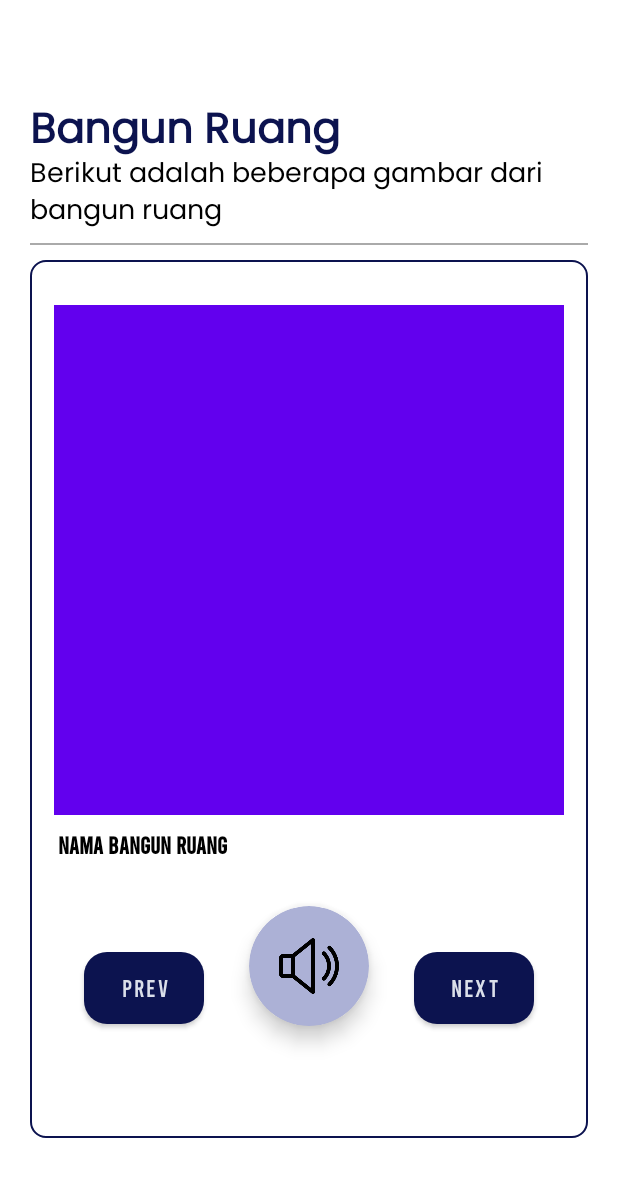
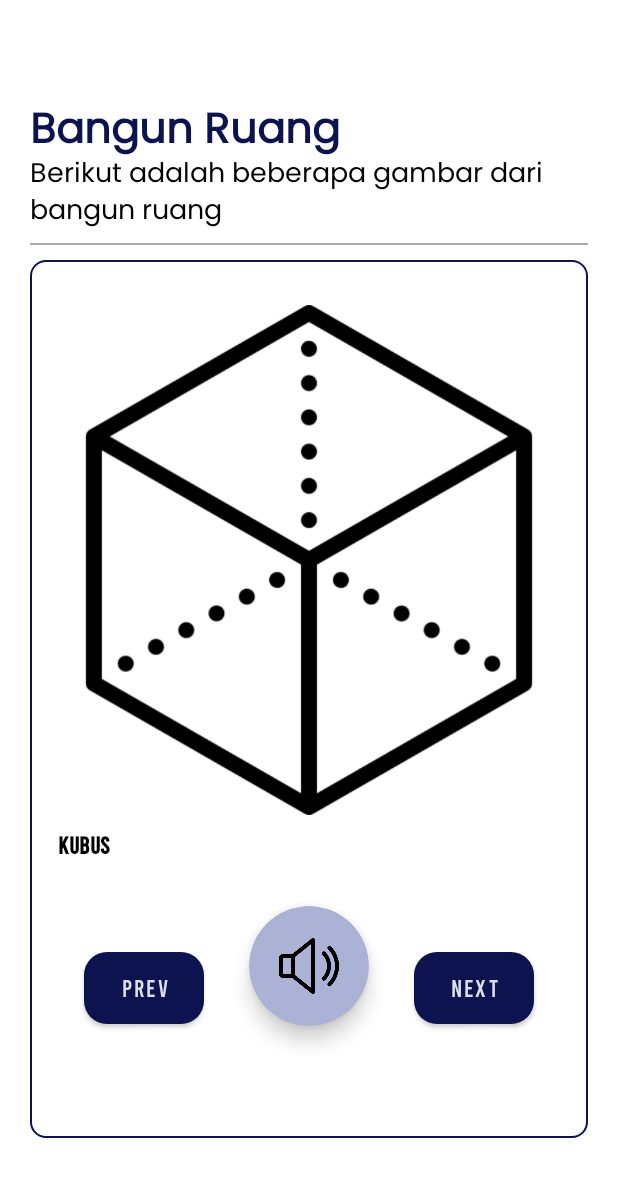
Before and after one commit to Masdikaa/aplikasi-pembelajaran-tunanetra, an Android app: the GeometryActivity screen opened directly, with no data from a screen before it, on a phone screen of 412 x 824 dp. Shown: the top 1177 px of the screen. Run offline under Robolectric (Android 15) with nearby library versions, the light colour scheme and no system bars.

Commit message:
Finishing menu geometry

```diff
--- a/app/src/main/java/com/himawan/pembelajarantunanetra/GeometryActivity.kt
+++ b/app/src/main/java/com/himawan/pembelajarantunanetra/GeometryActivity.kt
@@ -1,18 +1,79 @@
 package com.himawan.pembelajarantunanetra
 
 import android.os.Bundle
+import android.util.Log
 import androidx.appcompat.app.AppCompatActivity
+import androidx.core.content.ContextCompat
 import com.himawan.pembelajarantunanetra.databinding.ActivityGeometryBinding
 
 class GeometryActivity : AppCompatActivity() {
 
     private lateinit var binding: ActivityGeometryBinding
+
+    //Variable bangun ruang
+    private lateinit var listNamaBangunRuang: Array<String>
+    private lateinit var listImageBangunRuang: Array<Int>
     override fun onCreate(savedInstanceState: Bundle?) {
         super.onCreate(savedInstanceState)
+        window.statusBarColor =
+            ContextCompat.getColor(this, R.color.white) //Set StatusBar Color
         binding = ActivityGeometryBinding.inflate(layoutInflater)
         setContentView(binding.root)
 
+        // Inisiasi data bangun ruang
+        dataInitialize()
+        var i = 0;
 
+        //Initiate 1st layout
+        binding.imageBangunRuang.setImageResource(listImageBangunRuang[i])
+        binding.tvNamaBangunRuang.text = listNamaBangunRuang[i]
+
+        binding.btnNext.setOnClickListener {
+            i++
+            if (i > 5) {
+                i = 0
+            } else if (i < 0) {
+                i = 5
+            }
+            Log.d("Index", i.toString())
+            binding.imageBangunRuang.setImageResource(listImageBangunRuang[i])
+            binding.tvNamaBangunRuang.text = listNamaBangunRuang[i]
+        }
+
+        binding.btnBack.setOnClickListener {
+            i--
+            if (i > 5) {
+                i = 0
+            } else if (i < 0) {
+                i = 5
+            }
+            Log.d("Index", i.toString())
+            binding.imageBangunRuang.setImageResource(listImageBangunRuang[i])
+            binding.tvNamaBangunRuang.text = listNamaBangunRuang[i]
+        }
 
     }
+
+    private fun dataInitialize() {
+        listNamaBangunRuang = arrayOf(
+            getString(R.string.bangun_ruang_1),
+            getString(R.string.bangun_ruang_2),
+            getString(R.string.bangun_ruang_3),
+            getString(R.string.bangun_ruang_4),
+            getString(R.string.bangun_ruang_5),
+            getString(R.string.bangun_ruang_6),
+            getString(R.string.bangun_ruang_7)
+        )
+
+        listImageBangunRuang = arrayOf(
+            R.drawable.cube,
+            R.drawable.cuboid,
+            R.drawable.pyramid,
+            R.drawable.triangular,
+            R.drawable.sphere,
+            R.drawable.cone,
+            R.drawable.cylinder
+        )
+    }
+
 }
--- a/app/src/main/java/com/himawan/pembelajarantunanetra/OrgansActivity.kt
+++ b/app/src/main/java/com/himawan/pembelajarantunanetra/OrgansActivity.kt
@@ -3,6 +3,7 @@ package com.himawan.pembelajarantunanetra
 import android.os.Bundle
 import android.util.Log
 import androidx.appcompat.app.AppCompatActivity
+import androidx.core.content.ContextCompat
 import com.himawan.pembelajarantunanetra.databinding.ActivityOrgansBinding
 
 class OrgansActivity : AppCompatActivity() {
@@ -15,6 +16,8 @@ class OrgansActivity : AppCompatActivity() {
 
     override fun onCreate(savedInstanceState: Bundle?) {
         super.onCreate(savedInstanceState)
+        window.statusBarColor =
+            ContextCompat.getColor(this, R.color.white) //Set StatusBar Color
         binding = ActivityOrgansBinding.inflate(layoutInflater)
         setContentView(binding.root)
 
--- a/app/src/main/res/values/strings.xml
+++ b/app/src/main/res/values/strings.xml
@@ -17,4 +17,14 @@
     <string name="organ5">Tangan</string>
     <string name="organ6">Kaki</string>
 
+    <!--    List Nama Bangun Ruang-->
+    <string name="bangun_ruang_1">Kubus</string>
+    <string name="bangun_ruang_2">Balok</string>
+    <string name="bangun_ruang_3">Limas</string>
+    <string name="bangun_ruang_4">Prisma</string>
+    <string name="bangun_ruang_5">Bola</string>
+    <string name="bangun_ruang_6">Kerucut</string>
+    <string name="bangun_ruang_7">Silinder</string>
+
+
 </resources>
```
